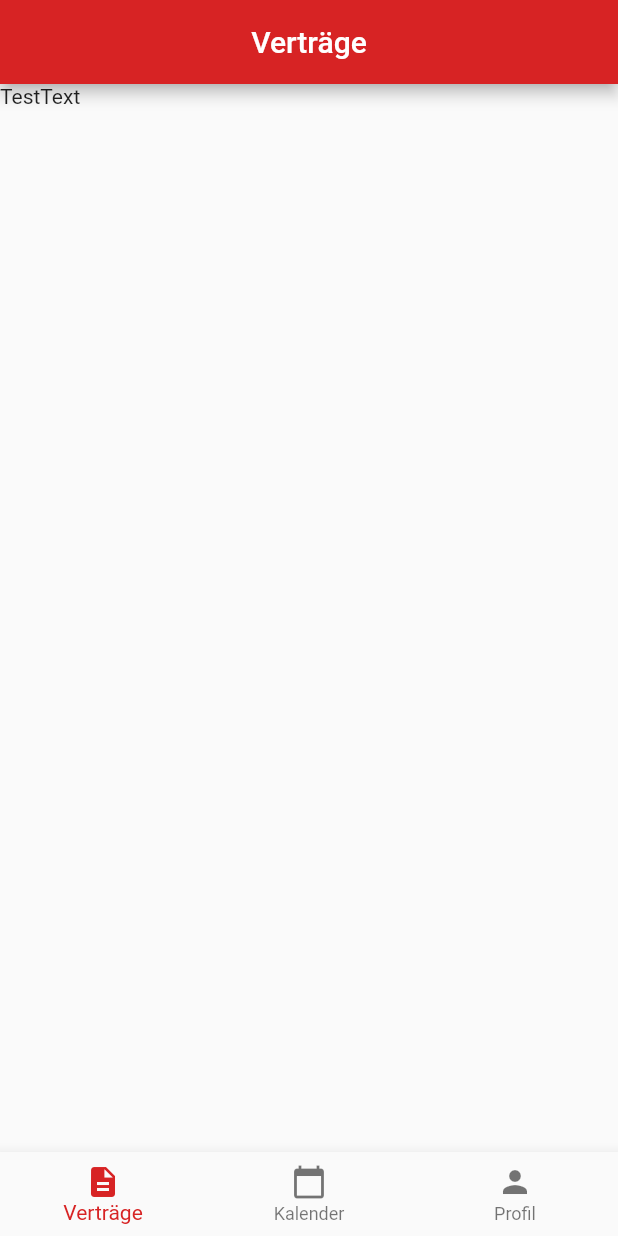
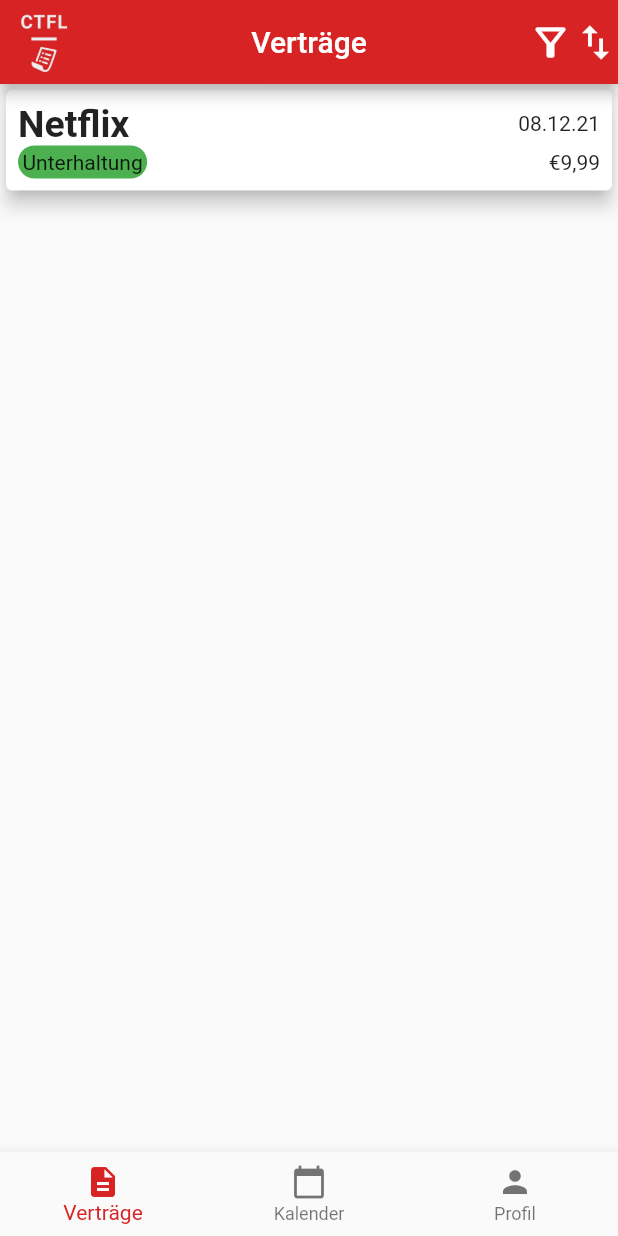
Before and after one commit to christian-leingang/CTFL-Vertragsmanager, a Flutter app: the screen it shows after launch, on a phone screen of 412 x 824 dp. Run offline on Flutter 3.47's test engine with Material 2 defaults, Android fonts, the phone set to English and light mode, and no system bars.

Commit message:
added Navbar, AppBar started with VertragsCard
Co-authored-by: Levana-Fallboehmer <Levana-Fallboehmer@users.noreply.github.com>

```diff
--- a/frontend/ctfl_vertragsmanager/lib/main.dart
+++ b/frontend/ctfl_vertragsmanager/lib/main.dart
@@ -1,29 +1,84 @@
+//import 'package:ctfl_vertragsmanager/partials/appbar.dart';
+//import 'package:ctfl_vertragsmanager/partials/navbar.dart';
+import 'package:ctfl_vertragsmanager/pages/kalender.dart';
+import 'package:ctfl_vertragsmanager/pages/profil.dart';
+import 'package:ctfl_vertragsmanager/pages/vertraege.dart';
 import 'package:flutter/material.dart';
 
 void main() {
   runApp(const Main());
 }
 
-class Main extends StatelessWidget {
+class Main extends StatefulWidget {
   const Main({Key? key}) : super(key: key);
+  @override
+  State<Main> createState() => _MainState();
+}
+
+class _MainState extends State<Main> {
+  int currentIndex = 0;
+  final appbars = [
+    AppBar(
+      centerTitle: true,
+      backgroundColor: Color(0xffD72324),
+      leading: Image(image: AssetImage('assets/logo.jpg')),
+      title: Text(
+        "Verträge",
+      ),
+      actions: [
+        Icon(
+          Icons.filter_alt_outlined,
+          size: 30,
+        ),
+        Icon(
+          Icons.import_export_outlined,
+          size: 30,
+        ),
+      ],
+    ),
+    AppBar(
+      centerTitle: true,
+      backgroundColor: Color(0xffD72324),
+      leading: Image(image: AssetImage('assets/logo.jpg')),
+      title: Text(
+        "Kalender",
+      ),
+    ),
+    AppBar(
+      centerTitle: true,
+      backgroundColor: Color(0xffD72324),
+      leading: Image(image: AssetImage('assets/logo.jpg')),
+      title: Text(
+        "Profil",
+      ),
+      actions: [
+        Icon(Icons.edit_outlined),
+        Icon(Icons.delete_outlined),
+      ],
+    ),
+  ];
+
+  final screens = [
+    VertraegePage(),
+    KalenderPage(),
+    ProfilPage(),
+  ];
 
   @override
   Widget build(BuildContext context) {
     return MaterialApp(
       home: Scaffold(
-        appBar: AppBar(
-          backgroundColor: Color(0xffD72324),
-          title: Center(
-            child: Text("Verträge"),
-          ),
-          // actions: <Widget>[
-          //   (Image(
-          //     image: AssetImage('assets/logo.jpg'),
-          //   ))
-          // ],
-        ),
-        body: Text("TestText"),
+        //AppBar
+        appBar: appbars[currentIndex],
+
+        //Seiteninhalt
+        body: screens[currentIndex],
+
+        //NavBar
+        //bottomNavigationBar: BaseNavBar(currentIndex: currentIndex),
         bottomNavigationBar: BottomNavigationBar(
+          currentIndex: currentIndex,
+          onTap: (index) => setState(() => currentIndex = index),
           items: const <BottomNavigationBarItem>[
             BottomNavigationBarItem(
               icon: Icon(Icons.description),
--- /dev/null
+++ b/frontend/ctfl_vertragsmanager/lib/pages/vertraege.dart
@@ -0,0 +1,11 @@
+import 'package:ctfl_vertragsmanager/partials/vertragsCard.dart';
+import 'package:flutter/material.dart';
+
+class VertraegePage extends StatelessWidget {
+  @override
+  Widget build(BuildContext context) => Scaffold(
+        body: Container(
+          child: VertragsCardPage(),
+        ),
+      );
+}
--- /dev/null
+++ b/frontend/ctfl_vertragsmanager/lib/partials/vertragsCard.dart
@@ -0,0 +1,64 @@
+import 'package:flutter/material.dart';
+
+class VertragsCardPage extends StatelessWidget {
+  @override
+  Widget build(BuildContext context) => Scaffold(
+        body: Column(
+          children: [
+            // new ListView.builder(
+            //     itemCount: 5,
+            //     itemBuilder: (BuildContext context, int index) {
+            //       return new Card(
+            //         child: Center(
+            //           child: Text("Test"),
+            //         ),
+            //       );
+            //     }),
+            Card(
+              child: Padding(
+                padding: const EdgeInsets.all(8.0),
+                child: Column(
+                  mainAxisSize: MainAxisSize.min,
+                  children: [
+                    Row(
+                      children: [
+                        Text(
+                          "Netflix",
+                          style: TextStyle(
+                            fontSize: 25,
+                            fontWeight: FontWeight.bold,
+                          ),
+                        ),
+                        Text("08.12.21"),
+                      ],
+                      mainAxisAlignment: MainAxisAlignment.spaceBetween,
+                    ),
+                    Row(
+                      children: [
+                        Container(
+                          decoration: BoxDecoration(
+                            color: Colors.green,
+                            borderRadius:
+                                BorderRadius.all(Radius.circular(25.0)),
+                          ),
+                          child: Padding(
+                            padding: const EdgeInsets.all(3.0),
+                            child: Text(
+                              "Unterhaltung",
+                            ),
+                          ),
+                        ),
+                        Text("€9,99")
+                      ],
+                      mainAxisAlignment: MainAxisAlignment.spaceBetween,
+                    )
+                  ],
+                ),
+              ),
+              borderOnForeground: true,
+              elevation: 5,
+            ),
+          ],
+        ),
+      );
+}
```
Also changed, not shown: frontend/ctfl_vertragsmanager/lib/pages/kalender.dart (added, +10 -0 lines), frontend/ctfl_vertragsmanager/lib/pages/profil.dart (added, +10 -0 lines), frontend/ctfl_vertragsmanager/lib/partials/appbar.dart (added, +32 -0 lines), frontend/ctfl_vertragsmanager/lib/partials/navbar.dart (added, +43 -0 lines).
